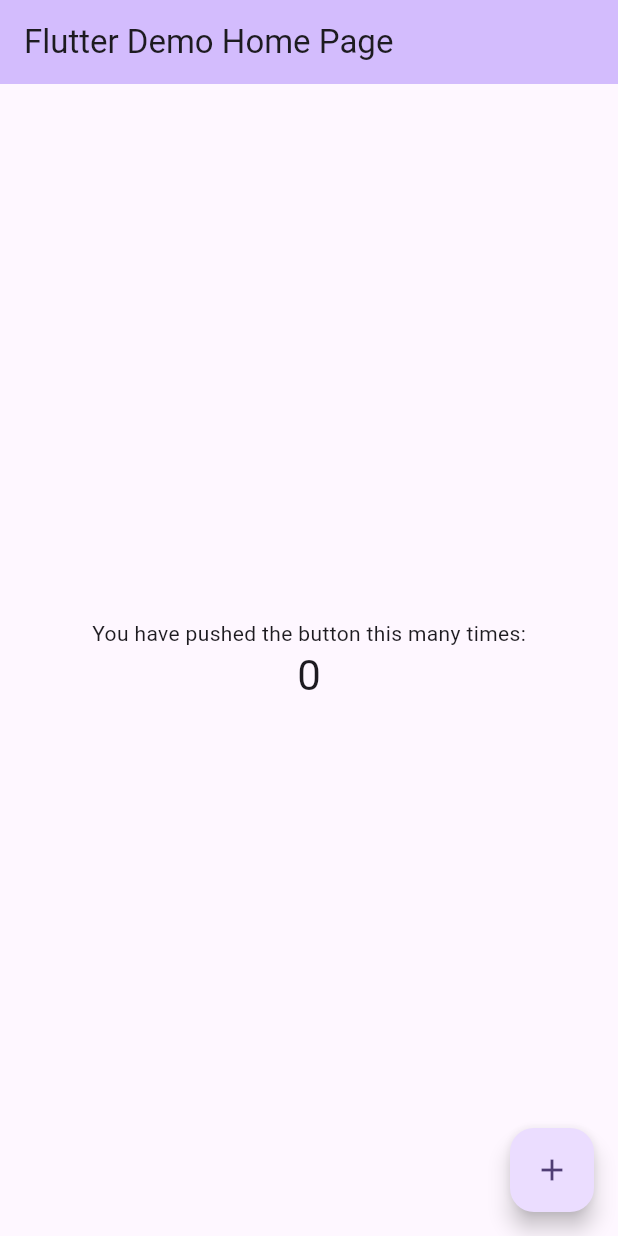
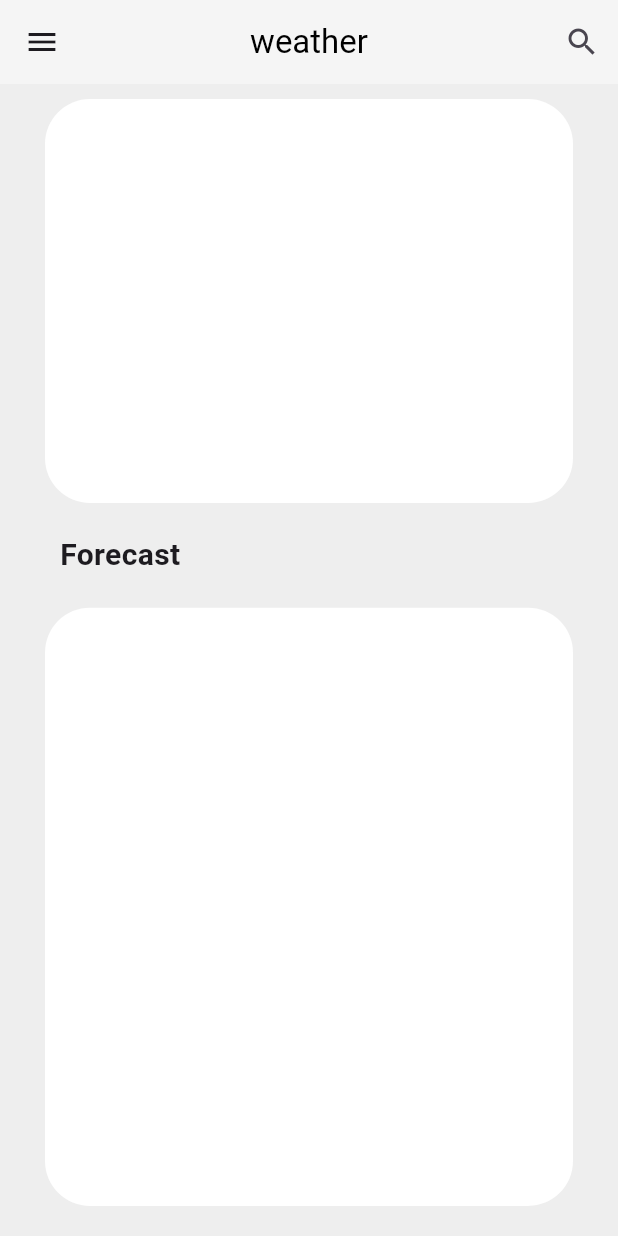
Before and after one commit to krish-radadiya/weather_app_flutter_api, a Flutter app: the screen it shows after launch, on a phone screen of 412 x 824 dp. Run offline on Flutter 3.47's test engine with Material 3 defaults, Android fonts, the phone set to English and light mode, and no system bars; our stand-ins replace google_fonts, introduction_screen, shared_preferences; missing offline and left inert: animated_introduction.

Commit message:
splesh screen and in tro screen home screen design

```diff
--- a/lib/main.dart
+++ b/lib/main.dart
@@ -1,125 +1,19 @@
 import 'package:flutter/material.dart';
+import 'package:weather_app_flutter_api/modules/screen/introscreen/views/introscreen.dart';
+
+import 'modules/screen/homescreen/views/homescreen.dart';
+import 'modules/screen/introscreen/views/animation_intro.dart';
+import 'modules/screen/spleshscreen/views/spleshscreen.dart';
 
 void main() {
-  runApp(const MyApp());
+  runApp(
+    MaterialApp(
+      debugShowCheckedModeBanner: false,
+      routes: {
+        'splesh': (context) => const spleshscreen(),
+        'intro': (context) => Intro_screen(),
+        '/': (context) => const homescreen(),
+      },
+    ),
+  );
 }
-
-class MyApp extends StatelessWidget {
-  const MyApp({super.key});
-
-  // This widget is the root of your application.
-  @override
-  Widget build(BuildContext context) {
-    return MaterialApp(
-      title: 'Flutter Demo',
-      theme: ThemeData(
-        // This is the theme of your application.
-        //
-        // TRY THIS: Try running your application with "flutter run". You'll see
-        // the application has a purple toolbar. Then, without quitting the app,
-        // try changing the seedColor in the colorScheme below to Colors.green
-        // and then invoke "hot reload" (save your changes or press the "hot
-        // reload" button in a Flutter-supported IDE, or press "r" if you used
-        // the command line to start the app).
-        //
-        // Notice that the counter didn't reset back to zero; the application
-        // state is not lost during the reload. To reset the state, use hot
-        // restart instead.
-        //
-        // This works for code too, not just values: Most code changes can be
-        // tested with just a hot reload.
-        colorScheme: ColorScheme.fromSeed(seedColor: Colors.deepPurple),
-        useMaterial3: true,
-      ),
-      home: const MyHomePage(title: 'Flutter Demo Home Page'),
-    );
-  }
-}
-
-class MyHomePage extends StatefulWidget {
-  const MyHomePage({super.key, required this.title});
-
-  // This widget is the home page of your application. It is stateful, meaning
-  // that it has a State object (defined below) that contains fields that affect
-  // how it looks.
-
-  // This class is the configuration for the state. It holds the values (in this
-  // case the title) provided by the parent (in this case the App widget) and
-  // used by the build method of the State. Fields in a Widget subclass are
-  // always marked "final".
-
-  final String title;
-
-  @override
-  State<MyHomePage> createState() => _MyHomePageState();
-}
-
-class _MyHomePageState extends State<MyHomePage> {
-  int _counter = 0;
-
-  void _incrementCounter() {
-    setState(() {
-      // This call to setState tells the Flutter framework that something has
-      // changed in this State, which causes it to rerun the build method below
-      // so that the display can reflect the updated values. If we changed
-      // _counter without calling setState(), then the build method would not be
-      // called again, and so nothing would appear to happen.
-      _counter++;
-    });
-  }
-
-  @override
-  Widget build(BuildContext context) {
-    // This method is rerun every time setState is called, for instance as done
-    // by the _incrementCounter method above.
-    //
-    // The Flutter framework has been optimized to make rerunning build methods
-    // fast, so that you can just rebuild anything that needs updating rather
-    // than having to individually change instances of widgets.
-    return Scaffold(
-      appBar: AppBar(
-        // TRY THIS: Try changing the color here to a specific color (to
-        // Colors.amber, perhaps?) and trigger a hot reload to see the AppBar
-        // change color while the other colors stay the same.
-        backgroundColor: Theme.of(context).colorScheme.inversePrimary,
-        // Here we take the value from the MyHomePage object that was created by
-        // the App.build method, and use it to set our appbar title.
-        title: Text(widget.title),
-      ),
-      body: Center(
-        // Center is a layout widget. It takes a single child and positions it
-        // in the middle of the parent.
-        child: Column(
-          // Column is also a layout widget. It takes a list of children and
-          // arranges them vertically. By default, it sizes itself to fit its
-          // children horizontally, and tries to be as tall as its parent.
-          //
-          // Column has various properties to control how it sizes itself and
-          // how it positions its children. Here we use mainAxisAlignment to
-          // center the children vertically; the main axis here is the vertical
-          // axis because Columns are vertical (the cross axis would be
-          // horizontal).
-          //
-          // TRY THIS: Invoke "debug painting" (choose the "Toggle Debug Paint"
-          // action in the IDE, or press "p" in the console), to see the
-          // wireframe for each widget.
-          mainAxisAlignment: MainAxisAlignment.center,
-          children: <Widget>[
-            const Text(
-              'You have pushed the button this many times:',
-            ),
-            Text(
-              '$_counter',
-              style: Theme.of(context).textTheme.headlineMedium,
-            ),
-          ],
-        ),
-      ),
-      floatingActionButton: FloatingActionButton(
-        onPressed: _incrementCounter,
-        tooltip: 'Increment',
-        child: const Icon(Icons.add),
-      ), // This trailing comma makes auto-formatting nicer for build methods.
-    );
-  }
-}
--- /dev/null
+++ b/lib/modules/screen/homescreen/views/homescreen.dart
@@ -0,0 +1,96 @@
+import 'package:flutter/material.dart';
+
+class homescreen extends StatelessWidget {
+  const homescreen({super.key});
+
+  @override
+  Widget build(BuildContext context) {
+    return Scaffold(
+      backgroundColor: Colors.grey.shade200,
+      appBar: AppBar(
+        backgroundColor: Colors.grey.shade100,
+        elevation: 0,
+        title: Text(
+          "weather",
+          style: TextStyle(
+            fontSize: 22,
+            color: Colors.black,
+          ),
+        ),
+        leading: IconButton(
+          onPressed: () {},
+          icon: Icon(
+            Icons.menu,
+          ),
+        ),
+        actions: [
+          IconButton(
+            onPressed: () {},
+            icon: Icon(
+              Icons.search,
+            ),
+          ),
+        ],
+        centerTitle: true,
+      ),
+      body: Container(
+        child: Column(
+          children: [
+            Expanded(
+              flex: 4,
+              child: Container(
+                margin: EdgeInsets.only(
+                  left: 30,
+                  right: 30,
+                  top: 10,
+                ),
+                decoration: BoxDecoration(
+                  color: Colors.white,
+                  borderRadius: BorderRadius.circular(30),
+                  border: Border.all(
+                    width: 1,
+                    color: Colors.white10,
+                  ),
+                ),
+              ),
+            ),
+            Expanded(
+              flex: 1,
+              child: Container(
+                padding: EdgeInsets.only(
+                  left: 40,
+                ),
+                child: Row(
+                  children: [
+                    Text(
+                      "Forecast",
+                      style: TextStyle(
+                        fontSize: 20,
+                        fontWeight: FontWeight.bold,
+                      ),
+                    ),
+                  ],
+                ),
+              ),
+            ),
+            Expanded(
+              flex: 6,
+              child: Container(
+                margin: EdgeInsets.only(
+                  left: 30,
+                  right: 30,
+                  bottom: 20,
+                ),
+                decoration: BoxDecoration(
+                  borderRadius: BorderRadius.circular(30),
+                  color: Colors.white,
+                  border: Border.all(width: 1, color: Colors.white10),
+                ),
+              ),
+            ),
+          ],
+        ),
+      ),
+    );
+  }
+}
```
Also changed, not shown: lib/modules/screen/introscreen/views/animation_intro.dart (added, +54 -0 lines), lib/modules/screen/introscreen/views/introscreen.dart (added, +135 -0 lines), lib/modules/screen/spleshscreen/views/spleshscreen.dart (added, +26 -0 lines), lib/utils/helpers/apihelpers.dart (added, +9 -0 lines), pubspec.yaml (+6 -2 lines), assets/Splash screen.jpg (added), assets/image 2.png (added), assets/intro 1.png (added), assets/intro 2.png (added), assets/intro.jpeg (added), pubspec.lock, 2 other files.
